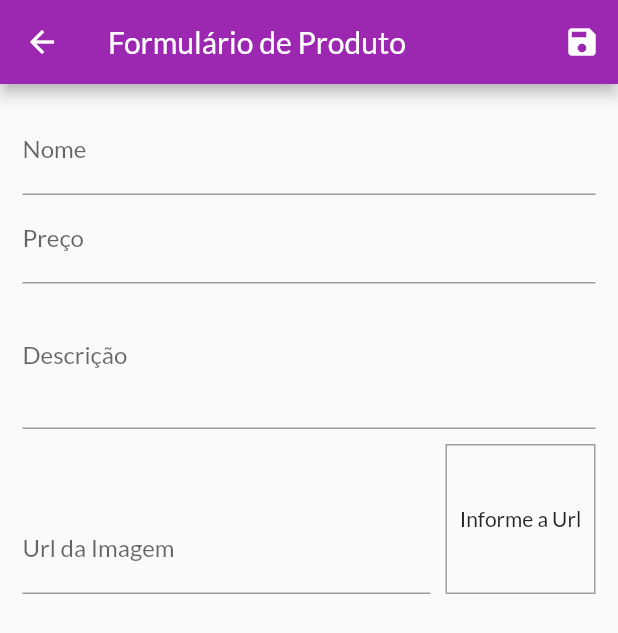
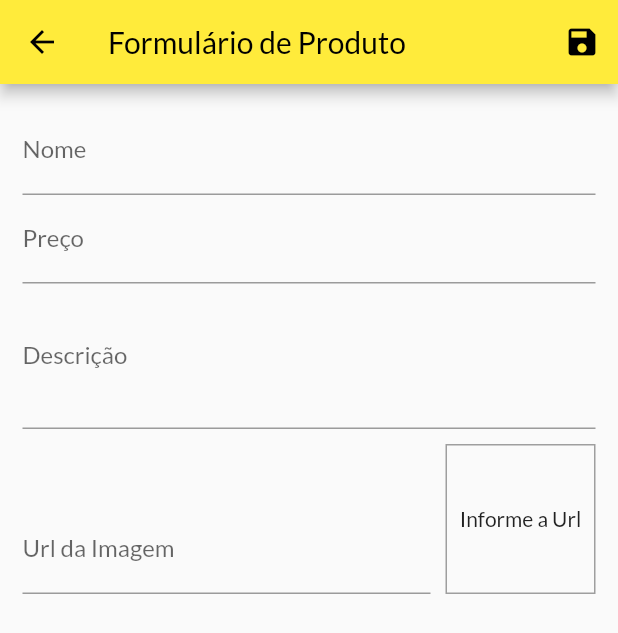
Before and after one commit to Psykhepathos/firebase-teste, a Flutter app: the ProductFormPage screen opened by its route, on a phone screen of 412 x 824 dp. Shown: the top 633 px of the screen. Run offline on Flutter 3.47's test engine with Material 2 defaults, Android fonts, the phone set to English and light mode, and no system bars; network calls fail.

```diff
--- a/lib/main.dart
+++ b/lib/main.dart
@@ -34,8 +34,8 @@ class MyApp extends StatelessWidget {
       child: MaterialApp(
         title: 'Flutter Demo',
         theme: ThemeData(
-          primarySwatch: Colors.purple,
-          accentColor: Colors.deepOrange,
+          primarySwatch: Colors.yellow,
+          accentColor: Colors.white,
           fontFamily: 'Lato',
         ),
         // home: ProductsOverviewPage(),
--- a/lib/pages/product_form_page.dart
+++ b/lib/pages/product_form_page.dart
@@ -213,9 +213,13 @@ class _ProductFormPageState extends State<ProductFormPage> {
                     alignment: Alignment.center,
                     child: _imageUrlController.text.isEmpty
                         ? Text('Informe a Url')
-                        : FittedBox(
-                            child: Image.network(_imageUrlController.text),
-                            fit: BoxFit.cover,
+                        : Container(
+                            width: 100,
+                            height: 100,
+                            child: FittedBox(
+                              child: Image.network(_imageUrlController.text),
+                              fit: BoxFit.cover,
+                            ),
                           ),
                   ),
                 ],
--- a/pubspec.yaml
+++ b/pubspec.yaml
@@ -25,7 +25,7 @@ dependencies:
     sdk: flutter
   provider: ^5.0.0
   intl: ^0.17.0
-
+  http: ^0.13.3
 
   # The following adds the Cupertino Icons font to your application.
   # Use with the CupertinoIcons class for iOS style icons.
```
Also changed, not shown: lib/models/product_list.dart (+16 -0 lines), pubspec.lock.
